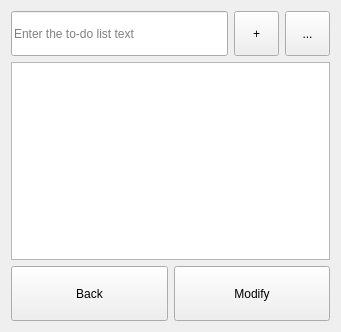
This is dlgtodo.ui in ic005k/Knot-Legacy as Qt 5 draws it before an edit. The edited form follows.
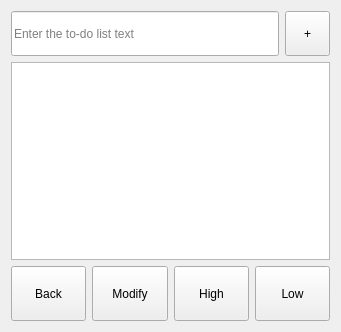
This is the edited form. Icons and pictures are not drawn.

Diff of the .ui file:
```diff
--- a/dlgtodo.ui
+++ b/dlgtodo.ui
@@ -52,29 +52,6 @@
        </property>
       </widget>
      </item>
-     <item>
-      <widget class="QToolButton" name="btnModi">
-       <property name="minimumSize">
-        <size>
-         <width>45</width>
-         <height>45</height>
-        </size>
-       </property>
-       <property name="text">
-        <string>...</string>
-       </property>
-       <property name="icon">
-        <iconset resource="src.qrc">
-         <normaloff>:/src/modi.png</normaloff>:/src/modi.png</iconset>
-       </property>
-       <property name="iconSize">
-        <size>
-         <width>38</width>
-         <height>38</height>
-        </size>
-       </property>
-      </widget>
-     </item>
     </layout>
    </item>
    <item row="1" column="0">
@@ -179,6 +156,44 @@
        </property>
       </widget>
      </item>
+     <item>
+      <widget class="QToolButton" name="btnHigh">
+       <property name="sizePolicy">
+        <sizepolicy hsizetype="Preferred" vsizetype="Fixed">
+         <horstretch>0</horstretch>
+         <verstretch>0</verstretch>
+        </sizepolicy>
+       </property>
+       <property name="minimumSize">
+        <size>
+         <width>0</width>
+         <height>55</height>
+        </size>
+       </property>
+       <property name="text">
+        <string>High</string>
+       </property>
+      </widget>
+     </item>
+     <item>
+      <widget class="QToolButton" name="btnLow">
+       <property name="sizePolicy">
+        <sizepolicy hsizetype="Preferred" vsizetype="Fixed">
+         <horstretch>0</horstretch>
+         <verstretch>0</verstretch>
+        </sizepolicy>
+       </property>
+       <property name="minimumSize">
+        <size>
+         <width>0</width>
+         <height>55</height>
+        </size>
+       </property>
+       <property name="text">
+        <string>Low</string>
+       </property>
+      </widget>
+     </item>
     </layout>
    </item>
   </layout>
```
